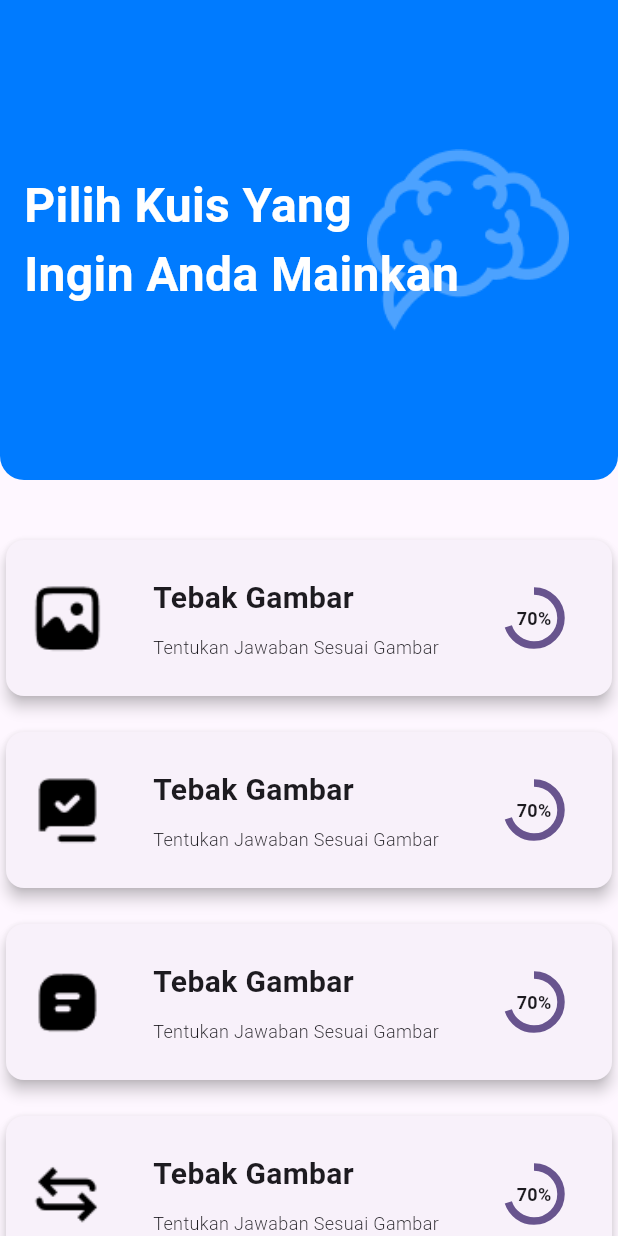
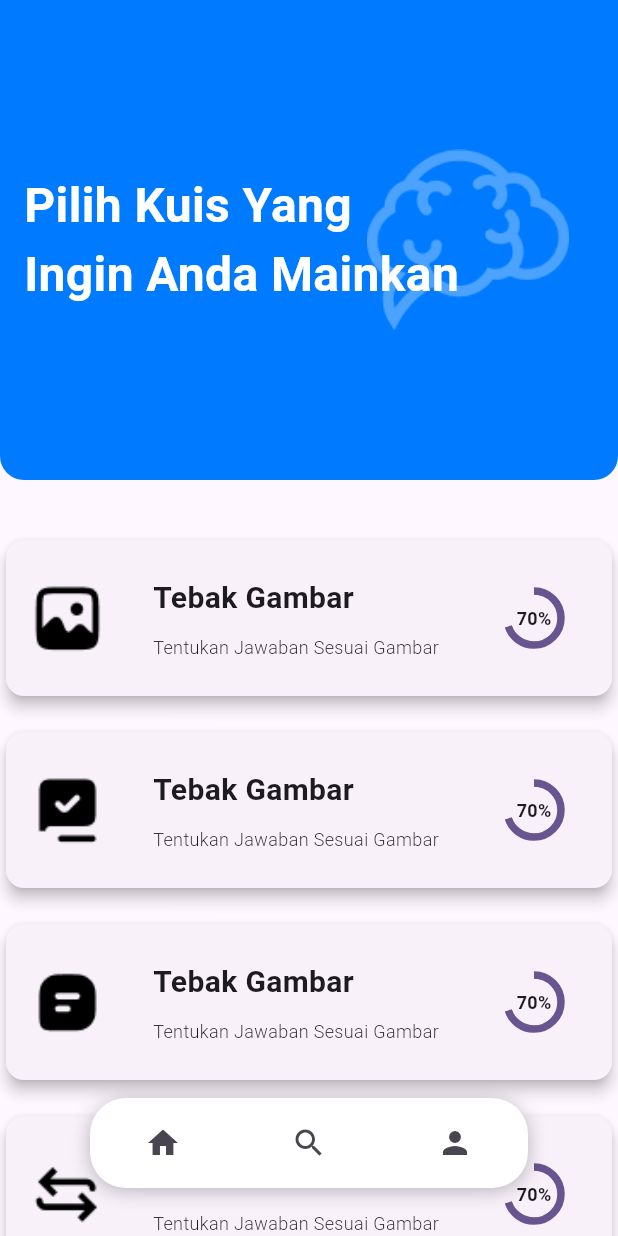
Before and after one commit to AvanFabian/DenkMeister-Apps, a Flutter app: the Quizdashboard screen opened directly, on a phone screen of 412 x 824 dp. Run offline on Flutter 3.47's test engine with Material 3 defaults, Android fonts, the phone set to English and light mode, and no system bars; our stand-ins replace carousel_slider.

Commit message:
feat: bot nav on quizdash

```diff
--- a/lib/quizdashboard.dart
+++ b/lib/quizdashboard.dart
@@ -6,7 +6,9 @@ class Quizdashboard extends StatelessWidget {
   @override
   Widget build(BuildContext context) {
     return Scaffold(
-      body: Padding(
+      body: Stack(
+        children: [
+          Padding(
             padding: const EdgeInsets.all(0.0),
             child: Column(
               children: <Widget>[
@@ -132,6 +134,44 @@ class Quizdashboard extends StatelessWidget {
               ],
             ),
           ),
+          Positioned(
+            bottom: 32.0,
+            left: 60.0,
+            right: 60.0,
+            child: Container(
+              height: 60.0,
+              decoration: BoxDecoration(
+                color: Colors.white,
+                borderRadius: BorderRadius.circular(24.0),
+                boxShadow: const [
+                  BoxShadow(
+                    color: Colors.black26,
+                    blurRadius: 10.0,
+                    offset: Offset(0, 2),
+                  ),
+                ],
+              ),
+              child: Row(
+                mainAxisAlignment: MainAxisAlignment.spaceAround,
+                children: <Widget>[
+                  IconButton(
+                    icon: const Icon(Icons.home),
+                    onPressed: () {},
+                  ),
+                  IconButton(
+                    icon: const Icon(Icons.search),
+                    onPressed: () {},
+                  ),
+                  IconButton(
+                    icon: const Icon(Icons.person),
+                    onPressed: () {},
+                  ),
+                ],
+              ),
+            ),
+          ),
+        ],
+      ),
     );
   }
 }
```
Lines whose indentation alone changed are shown as unchanged.
